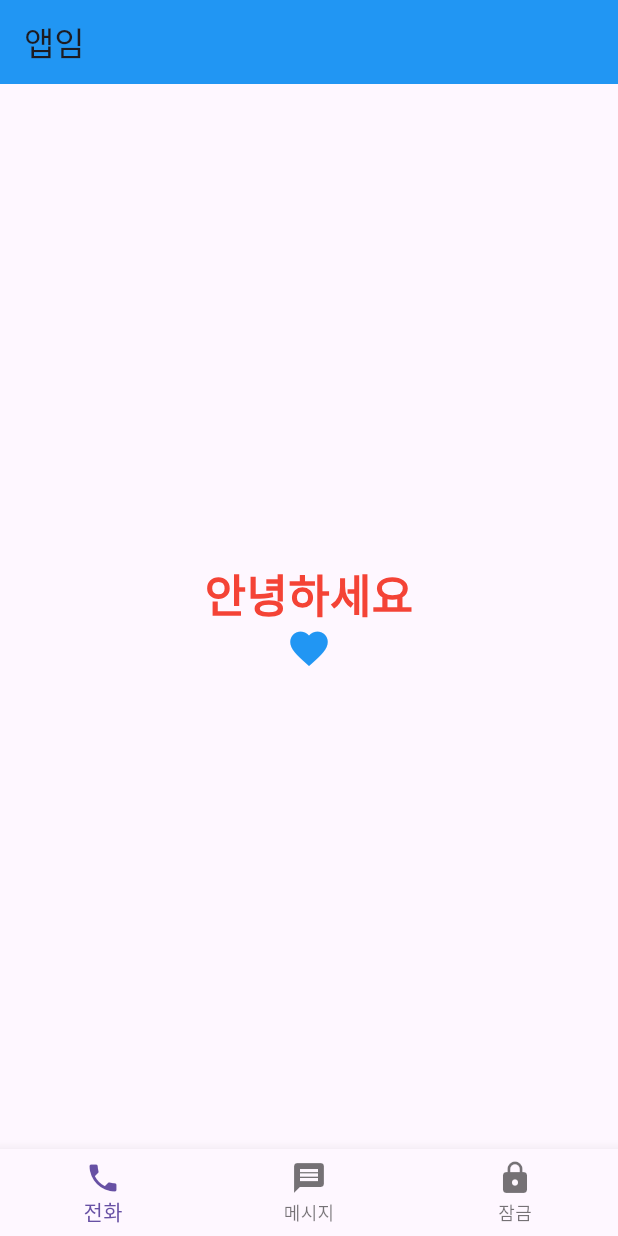
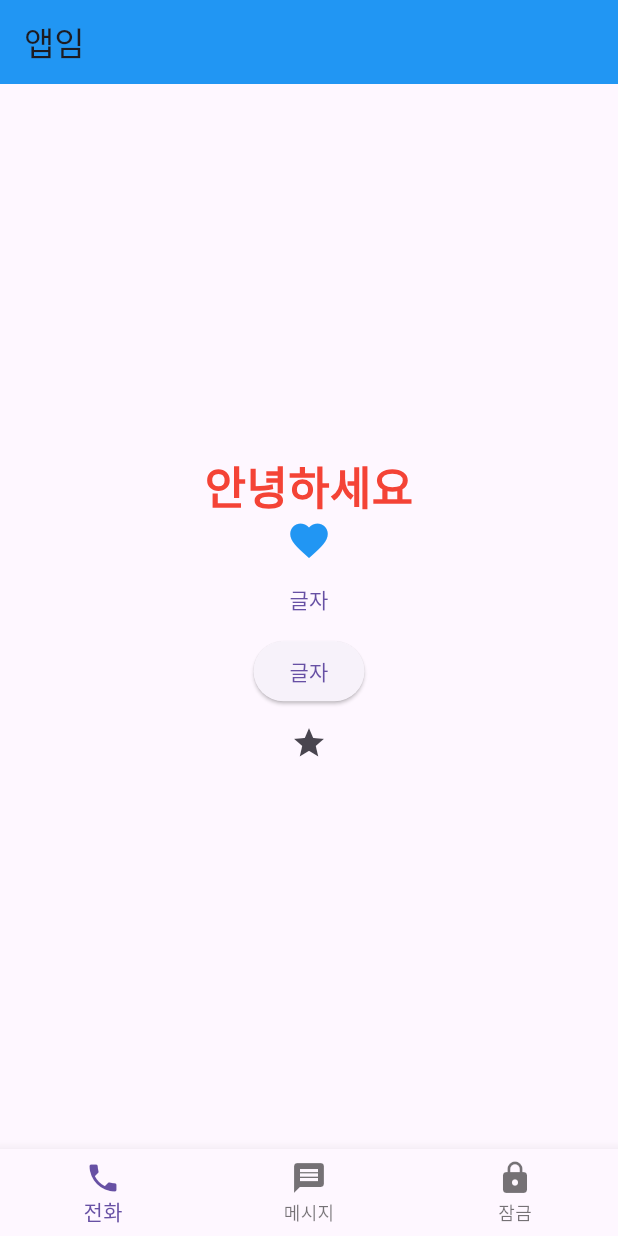
Before and after one commit to dmdrk1414/flutter_coding_apple, a Flutter app: the screen it shows after launch, on a phone screen of 412 x 824 dp. Run offline on Flutter 3.47's test engine with Material 3 defaults, Android fonts, the light colour scheme and no system bars.

Commit message:
FEAT 버튼 꾸미는 방법

```diff
--- a/lib/main.dart
+++ b/lib/main.dart
@@ -62,6 +62,19 @@ class _MyHomePageState extends State<MyHomePage> {
               size: 30, // 아이콘 크기 설정
             ),
 
+            /* 버튼을 꾸미는 방법 */
+            TextButton(
+                onPressed: (){},
+                child: Text('글자')
+            ),
+            ElevatedButton(
+                onPressed: (){},
+                child: Text('글자')
+            ),
+            IconButton(
+                onPressed: (){},
+                icon: Icon(Icons.star),
+            )
           ],
         ),
       ),
```
